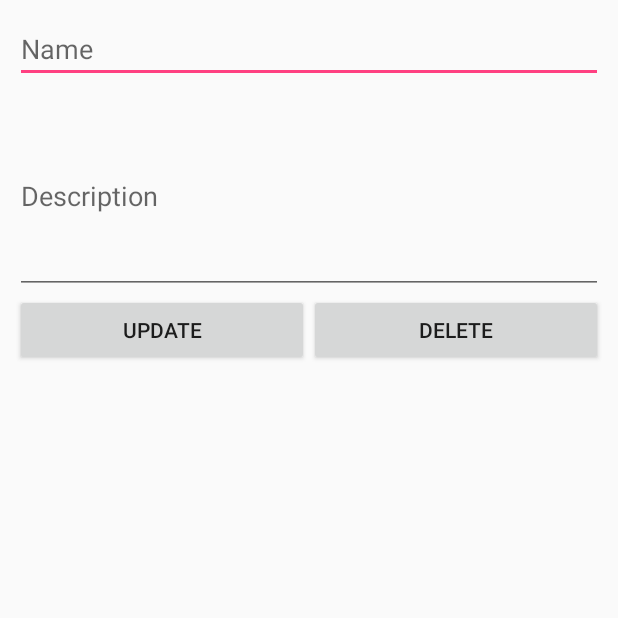
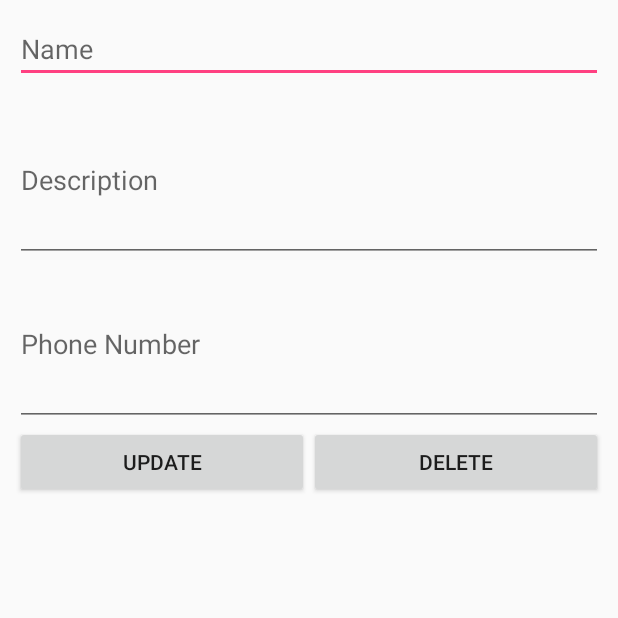
Before and after one commit to KathmanduLivingLabs/ma-mapper, an Android app: the ModifyActivity screen opened directly, with no data from a screen before it, on a phone screen of 412 x 824 dp, the top half of it. Run offline under Robolectric (Android 15) with nearby library versions, the phone set to English and light mode, and no system bars; 1 statement that could not run was skipped.

Commit message:
add contact

```diff
--- a/app/src/main/java/org/kll/app/meromapv1/Database/DatabaseHelper.java
+++ b/app/src/main/java/org/kll/app/meromapv1/Database/DatabaseHelper.java
@@ -26,9 +26,14 @@ public class DatabaseHelper extends SQLiteOpenHelper {
     static final int DB_VERSION = 1;
 
     // Creating table query
-    private static final String CREATE_TABLE = "create table " + TABLE_NAME + "(" + _ID
+    private static final String CREATE_TABLE =
+            "create table " + TABLE_NAME + "(" + _ID
             + " INTEGER PRIMARY KEY AUTOINCREMENT, " + NAME + " TEXT NOT NULL, "
-            + DESC + " TEXT, " + CONTACT +" TEXT);";
+            + DESC + " TEXT, " + CONTACT +" TEXT"+ " )";
+
+
+
+    //+ CONTACT +" TEXT_TYPE
 
     public DatabaseHelper(Context context) {
         super(context, DB_NAME, null, DB_VERSION);
--- a/app/src/main/java/org/kll/app/meromapv1/Manipulation/EditActivity.java
+++ b/app/src/main/java/org/kll/app/meromapv1/Manipulation/EditActivity.java
@@ -9,7 +9,7 @@ import android.os.Bundle;
 import android.view.View;
 import android.widget.Button;
 import android.widget.EditText;
-import android.widget.TextView;
+
 
 import org.kll.app.meromapv1.Database.DBManager;
 import org.kll.app.meromapv1.R;
@@ -44,7 +44,7 @@ public class EditActivity extends Activity implements View.OnClickListener {
 
         subjectEditText = (EditText) findViewById(R.id.subject_edittext);
         descEditText = (EditText) findViewById(R.id.description_edittext);
-        contactEditText = (EditText) findViewById(R.id.description_editcontact);
+        contactEditText = (EditText) findViewById(R.id.contact_edittext);
 
         subjectEditText.setText(getName);
         descEditText.setText(getDisc);
@@ -67,7 +67,7 @@ public class EditActivity extends Activity implements View.OnClickListener {
 
                 dbManager.insert(name, desc, cont);
 
-                Intent main = new Intent(EditActivity.this, ListActivity.class)
+               Intent main = new Intent(EditActivity.this, ListActivity.class)
                         .setFlags(Intent.FLAG_ACTIVITY_CLEAR_TOP);
 
                 startActivity(main);
--- a/app/src/main/java/org/kll/app/meromapv1/Manipulation/ModifyActivity.java
+++ b/app/src/main/java/org/kll/app/meromapv1/Manipulation/ModifyActivity.java
@@ -41,7 +41,7 @@ public class ModifyActivity extends Activity implements View.OnClickListener{
 
         titleText = (EditText) findViewById(R.id.subject_edittext);
         descText = (EditText) findViewById(R.id.description_edittext);
-        contText = (EditText) findViewById(R.id.description_editcontact);
+        contText = (EditText) findViewById(R.id.contact_edittext);
 
         updateBtn = (Button) findViewById(R.id.btn_update);
         deleteBtn = (Button) findViewById(R.id.btn_delete);
--- a/app/src/main/res/layout/activity_edit.xml
+++ b/app/src/main/res/layout/activity_edit.xml
@@ -25,7 +25,7 @@
         android:minLines="2">
     </EditText>
     <EditText
-        android:id="@+id/description_editcontact"
+        android:id="@+id/contact_edittext"
         android:layout_width="match_parent"
         android:layout_height="wrap_content"
         android:ems="10"
--- a/app/src/main/res/layout/activity_modify.xml
+++ b/app/src/main/res/layout/activity_modify.xml
@@ -20,7 +20,17 @@
         android:ems="10"
         android:hint="@string/enter_desc"
         android:inputType="textMultiLine"
-        android:minLines="5" >
+        android:minLines="4" />
+
+
+    <EditText
+        android:id="@+id/contact_edittext"
+        android:layout_width="match_parent"
+        android:layout_height="wrap_content"
+        android:ems="10"
+        android:hint="@string/enter_contact"
+        android:inputType="textMultiLine"
+        android:minLines="4" >
     </EditText>
 
 
--- a/app/src/main/res/layout/fragment_empty_list.xml
+++ b/app/src/main/res/layout/fragment_empty_list.xml
@@ -7,7 +7,7 @@
         android:id="@+id/list_view"
         android:layout_width="match_parent"
         android:layout_height="wrap_content"
-        android:dividerHeight="1dp"
+        android:dividerHeight="2dp"
         android:padding="10dp" >
     </ListView>
 
--- a/app/src/main/res/layout/list_activity.xml
+++ b/app/src/main/res/layout/list_activity.xml
@@ -32,16 +32,16 @@
         android:layout_below="@id/title"
         android:layout_marginLeft="10dp"
         android:layout_toRightOf="@id/id"
-        android:ellipsize="end"
+
         android:maxLines="2"
         android:padding="3dp"
         android:visibility="visible" />
 
     <TextView
-        android:id="@+id/contact"
+        android:id="@+id/conta"
         android:layout_width="fill_parent"
         android:layout_height="wrap_content"
-        android:layout_below="@id/title"
+        android:layout_below="@id/desc"
         android:layout_marginLeft="10dp"
         android:layout_toRightOf="@id/id"
         android:ellipsize="end"
--- a/app/src/main/res/layout/settingactivity.xml
+++ b/app/src/main/res/layout/settingactivity.xml
@@ -32,7 +32,8 @@
             android:layout_alignParentTop="true"
             android:layout_centerHorizontal="true"
             android:layout_marginTop="107dp"
-            android:id="@+id/school" />
+            android:id="@+id/school"
+            android:checked="true"/>
         <RadioButton
             android:text="Bank"
             android:layout_width="wrap_content"
@@ -41,7 +42,7 @@
             android:layout_below="@+id/school"
             android:layout_alignLeft="@+id/school"
             android:layout_alignStart="@+id/school"
-            android:checked="true"/>
+            />
 
         <Button
             android:text="Select"
--- a/app/src/main/res/values/strings.xml
+++ b/app/src/main/res/values/strings.xml
@@ -15,7 +15,7 @@
 
     <string name="add_info">Add Info</string>
 
-    <string name="empty_list_text">list</string>
+    <string name="empty_list_text">Edit/Modify/Upload List</string>
     <string name="add_record">add</string>
     <string name="poi">Point of Interest</string>
     <string name="poi_edit">Edit POI</string>
```
Also changed, not shown: app/src/main/java/org/kll/app/meromapv1/Database/DBManager.java (+14 -4 lines), app/src/main/java/org/kll/app/meromapv1/FrontActivity/MainActivitys.java (+5 -5 lines), app/src/main/java/org/kll/app/meromapv1/Manipulation/ListActivity.java (+4 -4 lines).
